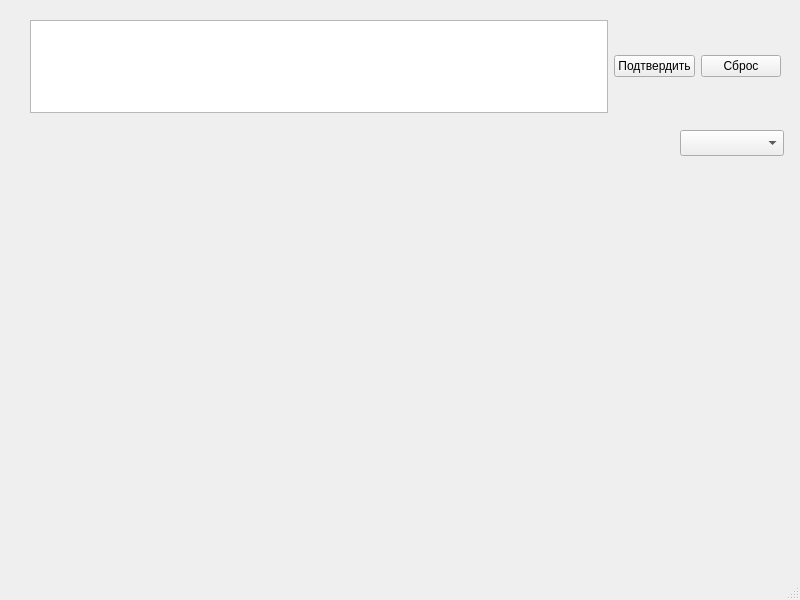
First picture: the form in interface.ui, repository Poltava49/map_app, before the edit.
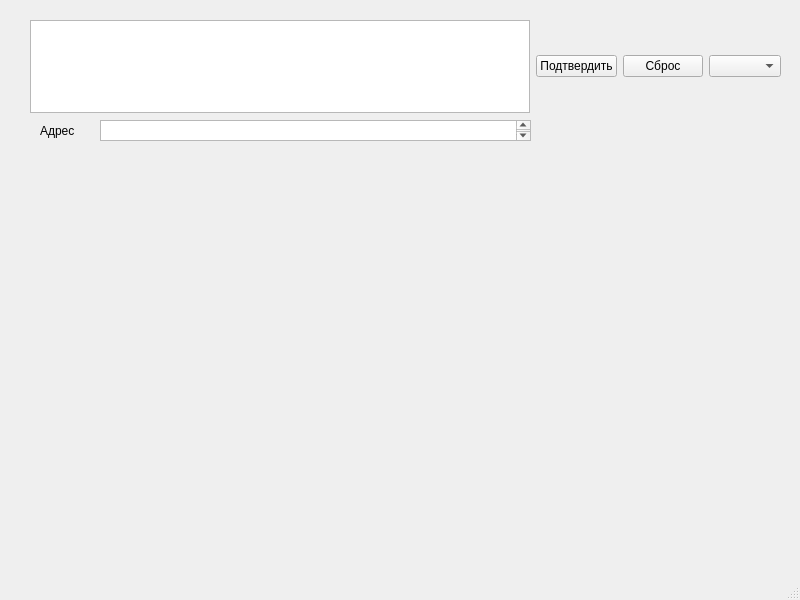
Second picture: the form after the edit.

Patch:
```diff
--- a/interface.ui
+++ b/interface.ui
@@ -43,6 +43,9 @@
          </property>
         </widget>
        </item>
+       <item>
+        <widget class="QComboBox" name="comboBox"/>
+       </item>
       </layout>
      </item>
     </layout>
@@ -50,8 +53,8 @@
    <widget class="QLabel" name="label">
     <property name="geometry">
      <rect>
-      <x>89</x>
-      <y>155</y>
+      <x>50</x>
+      <y>200</y>
       <width>571</width>
       <height>331</height>
      </rect>
@@ -60,13 +63,26 @@
      <string/>
     </property>
    </widget>
-   <widget class="QComboBox" name="comboBox">
+   <widget class="QLabel" name="label_2">
     <property name="geometry">
      <rect>
-      <x>680</x>
-      <y>130</y>
-      <width>104</width>
-      <height>26</height>
+      <x>40</x>
+      <y>120</y>
+      <width>61</width>
+      <height>21</height>
+     </rect>
+    </property>
+    <property name="text">
+     <string>Адрес</string>
+    </property>
+   </widget>
+   <widget class="QTextBrowser" name="textBrowser">
+    <property name="geometry">
+     <rect>
+      <x>100</x>
+      <y>120</y>
+      <width>431</width>
+      <height>21</height>
      </rect>
     </property>
    </widget>
```
